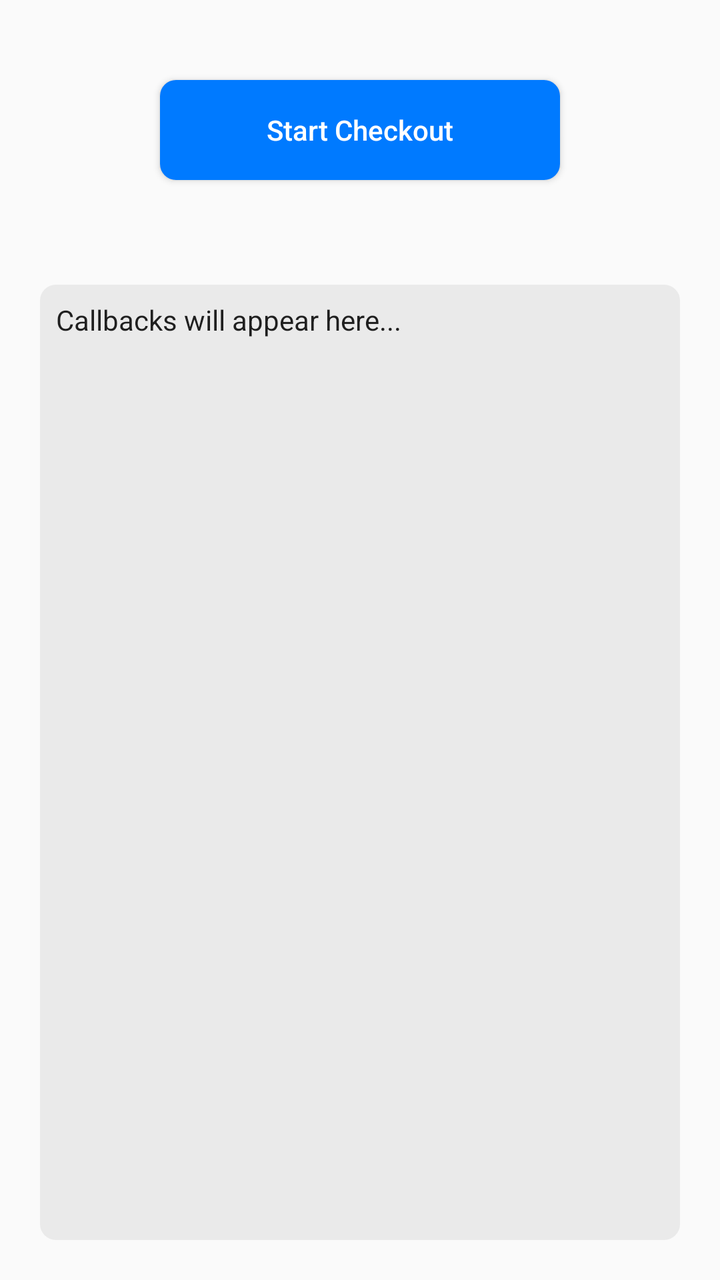
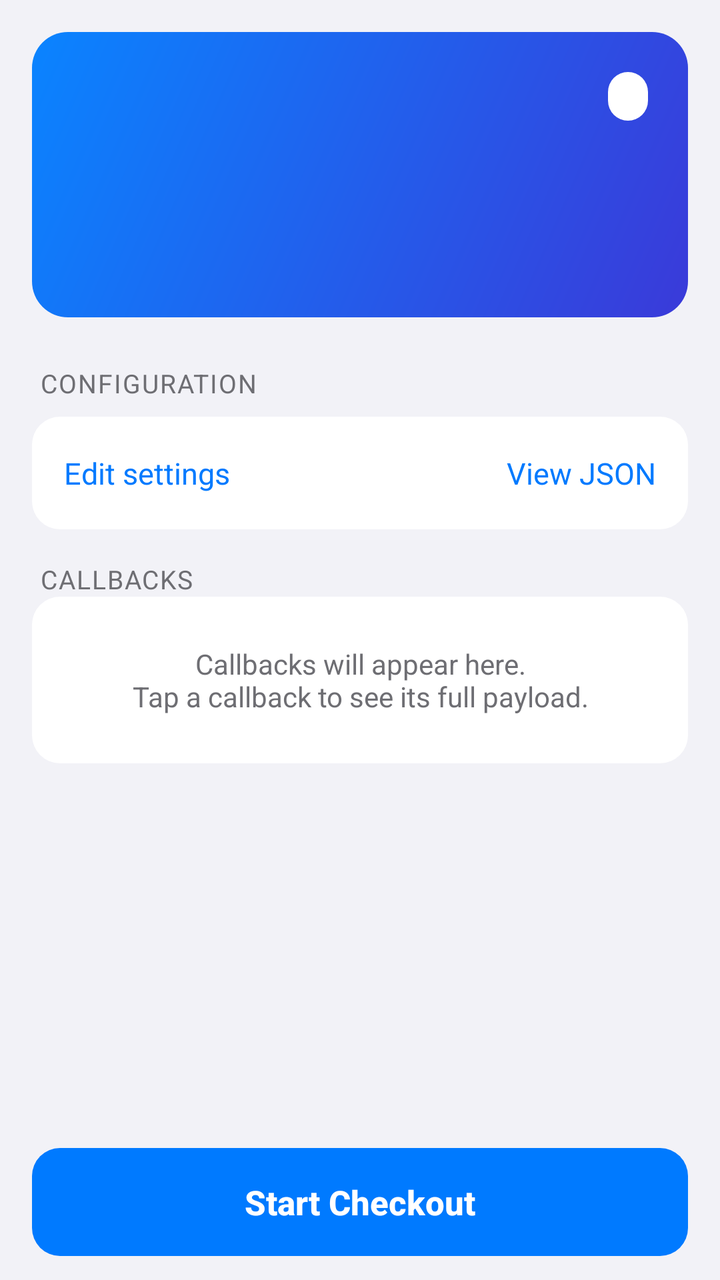

The first picture is an Android layout as it rendered before a commit; the second is the same layout after the commit. The layout source and the unified diff follow.
<!-- AndroidManifest.xml: application theme Theme.CheckoutAndroid -->
<!-- res/layout/activity_main.xml -->
<?xml version="1.0" encoding="utf-8"?>
<FrameLayout xmlns:android="http://schemas.android.com/apk/res/android"
    android:layout_width="match_parent"
    android:layout_height="match_parent"
    android:background="?android:attr/colorBackground">

    <LinearLayout
        android:id="@+id/content"
        android:layout_width="match_parent"
        android:layout_height="match_parent"
        android:gravity="center_horizontal"
        android:orientation="vertical"
        android:padding="20dp">

        <Button
            android:id="@+id/start_checkout"
            android:layout_width="200dp"
            android:layout_height="50dp"
            android:layout_marginTop="20dp"
            android:background="@drawable/rounded_button"
            android:text="Start Checkout"
            android:textAllCaps="false"
            android:textColor="@android:color/white" />

        
        <TextView
            android:id="@+id/summary"
            android:layout_width="match_parent"
            android:layout_height="wrap_content"
            android:layout_marginTop="12dp"
            android:gravity="center"
            android:textColor="?android:attr/textColorSecondary"
            android:textSize="15sp" />

        <ScrollView
            android:id="@+id/callbacks_scroll"
            android:layout_width="match_parent"
            android:layout_height="0dp"
            android:layout_marginTop="20dp"
            android:layout_weight="1"
            android:background="@drawable/callbacks_background"
            android:scrollbars="vertical">

            <TextView
                android:id="@+id/callbacks"
                android:layout_width="match_parent"
                android:layout_height="wrap_content"
                android:contentDescription="callbackLog"
                android:padding="8dp"
                android:text="Callbacks will appear here..."
                android:textColor="?android:attr/textColorPrimary"
                android:textIsSelectable="true"
                android:textSize="14sp" />
        </ScrollView>
    </LinearLayout>

    <company.tap.tapcheckout_android.TapCheckout
        android:id="@+id/checkout_pay"
        android:layout_width="match_parent"
        android:layout_height="match_parent"
        android:visibility="gone" />

</FrameLayout>
<!-- resources referenced by this layout -->
<resources>
  <!-- drawable callbacks_background (drawable) -->
  <?xml version="1.0" encoding="utf-8"?>
  <shape xmlns:android="http://schemas.android.com/apk/res/android"
      android:shape="rectangle">
      <solid android:color="#33AAAAAA" />
      <corners android:radius="8dp" />
  </shape>
  <!-- drawable rounded_button (drawable) -->
  <?xml version="1.0" encoding="utf-8"?>
  <shape xmlns:android="http://schemas.android.com/apk/res/android"
      android:shape="rectangle">
      <solid android:color="#007AFF" />
      <corners android:radius="8dp" />
  </shape>
  <style name="Theme.CheckoutAndroid" parent="Theme.AppCompat.DayNight" />
</resources>

<!-- the commit's change to res/layout/activity_main.xml (unified diff, before → after) -->
@@ -2,56 +2,199 @@
 <FrameLayout xmlns:android="http://schemas.android.com/apk/res/android"
     android:layout_width="match_parent"
     android:layout_height="match_parent"
-    android:background="?android:attr/colorBackground">
+    android:background="@color/screen_background">
 
     <LinearLayout
         android:id="@+id/content"
         android:layout_width="match_parent"
         android:layout_height="match_parent"
-        android:gravity="center_horizontal"
-        android:orientation="vertical"
-        android:padding="20dp">
+        android:orientation="vertical">
+
+        <ScrollView
+            android:id="@+id/main_scroll"
+            android:layout_width="match_parent"
+            android:layout_height="0dp"
+            android:layout_weight="1"
+            android:clipToPadding="false">
+
+            <LinearLayout
+                android:layout_width="match_parent"
+                android:layout_height="wrap_content"
+                android:orientation="vertical"
+                android:padding="16dp">
+
+                
+                <LinearLayout
+                    android:id="@+id/hero"
+                    android:layout_width="match_parent"
+                    android:layout_height="wrap_content"
+                    android:background="@drawable/hero_background"
+                    android:orientation="vertical"
+                    android:padding="20dp">
+
+                    <LinearLayout
+                        android:layout_width="match_parent"
+                        android:layout_height="wrap_content"
+                        android:gravity="center_vertical"
+                        android:orientation="horizontal">
+
+                        <TextView
+                            android:id="@+id/hero_mode"
+                            android:layout_width="0dp"
+                            android:layout_height="wrap_content"
+                            android:layout_weight="1"
+                            android:letterSpacing="0.08"
+                            android:textColor="#CCFFFFFF"
+                            android:textSize="13sp"
+                            android:textStyle="bold" />
+
+                        <TextView
+                            android:id="@+id/key_chip"
+                            android:layout_width="wrap_content"
+                            android:layout_height="wrap_content"
+                            android:background="@drawable/chip_background"
+                            android:paddingHorizontal="10dp"
+                            android:paddingVertical="4dp"
+                            android:textColor="@android:color/white"
+                            android:textSize="12sp"
+                            android:textStyle="bold" />
+                    </LinearLayout>
+
+                    <TextView
+                        android:id="@+id/summary"
+                        android:layout_width="wrap_content"
+                        android:layout_height="wrap_content"
+                        android:layout_marginTop="10dp"
+                        android:textColor="@android:color/white"
+                        android:textSize="34sp"
+                        android:textStyle="bold" />
+
+                    <TextView
+                        android:id="@+id/hero_detail"
+                        android:layout_width="wrap_content"
+                        android:layout_height="wrap_content"
+                        android:layout_marginTop="4dp"
+                        android:textColor="#CCFFFFFF"
+                        android:textSize="14sp" />
+                </LinearLayout>
+
+                
+                <TextView
+                    style="@style/SectionHeader"
+                    android:text="Configuration" />
+
+                <LinearLayout
+                    android:id="@+id/config_card"
+                    android:layout_width="match_parent"
+                    android:layout_height="wrap_content"
+                    android:background="@drawable/card_background"
+                    android:orientation="vertical"
+                    android:paddingHorizontal="16dp"
+                    android:paddingVertical="6dp">
+
+                    <LinearLayout
+                        android:id="@+id/config_rows"
+                        android:layout_width="match_parent"
+                        android:layout_height="wrap_content"
+                        android:orientation="vertical" />
+
+                    <LinearLayout
+                        android:layout_width="match_parent"
+                        android:layout_height="wrap_content"
+                        android:orientation="horizontal">
+
+                        <TextView
+                            android:id="@+id/edit_settings"
+                            style="@style/CardAction"
+                            android:text="Edit settings" />
+
+                        <TextView
+                            android:id="@+id/view_json"
+                            style="@style/CardAction"
+                            android:gravity="end"
+                            android:text="View JSON" />
+                    </LinearLayout>
+                </LinearLayout>
+
+                
+                <LinearLayout
+                    android:layout_width="match_parent"
+                    android:layout_height="wrap_content"
+                    android:layout_marginTop="16dp"
+                    android:gravity="center_vertical"
+                    android:orientation="horizontal">
+
+                    <TextView
+                        android:id="@+id/callbacks_header"
+                        style="@style/SectionHeader"
+                        android:layout_width="0dp"
+                        android:layout_marginTop="0dp"
+                        android:layout_marginBottom="0dp"
+                        android:layout_weight="1"
+                        android:text="Callbacks" />
+
+                    <TextView
+                        android:id="@+id/clear_callbacks"
+                        android:layout_width="wrap_content"
+                        android:layout_height="wrap_content"
+                        android:background="?android:attr/selectableItemBackground"
+                        android:padding="8dp"
+                        android:text="Clear"
+                        android:textColor="@color/accent"
+                        android:textSize="14sp"
+                        android:visibility="gone" />
+                </LinearLayout>
+
+                <TextView
+                    android:id="@+id/callbacks_empty"
+                    android:layout_width="match_parent"
+                    android:layout_height="wrap_content"
+                    android:background="@drawable/card_background"
+                    android:gravity="center"
+                    android:padding="24dp"
+                    android:text="Callbacks will appear here.\nTap a callback to see its full payload."
+                    android:textColor="@color/text_secondary"
+                    android:textSize="14sp" />
+
+                <View
+                    android:layout_width="match_parent"
+                    android:layout_height="4dp" />
+
+                <LinearLayout
+                    android:id="@+id/callbacks_list"
+                    android:layout_width="match_parent"
+                    android:layout_height="wrap_content"
+                    android:orientation="vertical" />
+
+                
+                <TextView
+                    android:id="@+id/callbacks"
+                    android:layout_width="match_parent"
+                    android:layout_height="wrap_content"
+                    android:background="@drawable/card_background"
+                    android:contentDescription="callbackLog"
+                    android:padding="12dp"
+                    android:textColor="@color/text_primary"
+                    android:textIsSelectable="true"
+                    android:textSize="13sp"
+                    android:visibility="gone" />
+            </LinearLayout>
+        </ScrollView>
 
         <Button
             android:id="@+id/start_checkout"
-            android:layout_width="200dp"
-            android:layout_height="50dp"
-            android:layout_marginTop="20dp"
+            android:layout_width="match_parent"
+            android:layout_height="54dp"
+            android:layout_marginHorizontal="16dp"
+            android:layout_marginTop="8dp"
+            android:layout_marginBottom="12dp"
             android:background="@drawable/rounded_button"
+            android:stateListAnimator="@null"
             android:text="Start Checkout"
             android:textAllCaps="false"
-            android:textColor="@android:color/white" />
-
-        
-        <TextView
-            android:id="@+id/summary"
-            android:layout_width="match_parent"
-            android:layout_height="wrap_content"
-            android:layout_marginTop="12dp"
-            android:gravity="center"
-            android:textColor="?android:attr/textColorSecondary"
-            android:textSize="15sp" />
-
-        <ScrollView
-            android:id="@+id/callbacks_scroll"
-            android:layout_width="match_parent"
-            android:layout_height="0dp"
-            android:layout_marginTop="20dp"
-            android:layout_weight="1"
-            android:background="@drawable/callbacks_background"
-            android:scrollbars="vertical">
-
-            <TextView
-                android:id="@+id/callbacks"
-                android:layout_width="match_parent"
-                android:layout_height="wrap_content"
-                android:contentDescription="callbackLog"
-                android:padding="8dp"
-                android:text="Callbacks will appear here..."
-                android:textColor="?android:attr/textColorPrimary"
-                android:textIsSelectable="true"
-                android:textSize="14sp" />
-        </ScrollView>
+            android:textColor="@android:color/white"
+            android:textSize="17sp"
+            android:textStyle="bold" />
     </LinearLayout>
 
     <company.tap.tapcheckout_android.TapCheckout
<!-- resource entries referenced after the edit -->
@@ -1,19 +1,77 @@
 <!-- resources referenced by this layout -->
 <resources>
-  <!-- drawable callbacks_background (drawable) -->
+  <color name="accent">#007AFF</color>
+  <color name="screen_background">#F2F2F7</color>
+  <color name="text_primary">#1C1C1E</color>
+  <color name="text_secondary">#6E6E73</color>
+  <!-- drawable card_background (drawable) -->
   <?xml version="1.0" encoding="utf-8"?>
-  <shape xmlns:android="http://schemas.android.com/apk/res/android"
-      android:shape="rectangle">
-      <solid android:color="#33AAAAAA" />
-      <corners android:radius="8dp" />
+  <shape xmlns:android="http://schemas.android.com/apk/res/android" android:shape="rectangle">
+      <solid android:color="@color/card_background" />
+      <corners android:radius="14dp" />
+  </shape>
+  <!-- drawable chip_background (drawable) -->
+  <?xml version="1.0" encoding="utf-8"?>
+  <shape xmlns:android="http://schemas.android.com/apk/res/android" android:shape="rectangle">
+      <solid android:color="#FFFFFF" />
+      <corners android:radius="100dp" />
+  </shape>
+  <!-- drawable hero_background (drawable) -->
+  <?xml version="1.0" encoding="utf-8"?>
+  <shape xmlns:android="http://schemas.android.com/apk/res/android" android:shape="rectangle">
+      <gradient android:angle="315" android:endColor="@color/hero_end" android:startColor="@color/hero_start" />
+      <corners android:radius="18dp" />
   </shape>
   <!-- drawable rounded_button (drawable) -->
   <?xml version="1.0" encoding="utf-8"?>
-  <shape xmlns:android="http://schemas.android.com/apk/res/android"
-      android:shape="rectangle">
-      <solid android:color="#007AFF" />
-      <corners android:radius="8dp" />
-  </shape>
-  <style name="Theme.CheckoutAndroid" parent="Theme.AppCompat.DayNight" />
+  <ripple xmlns:android="http://schemas.android.com/apk/res/android" android:color="#33FFFFFF">
+      <item>
+          <shape android:shape="rectangle">
+              <solid android:color="@color/accent" />
+              <corners android:radius="14dp" />
+          </shape>
+      </item>
+  </ripple>
+  <style name="CardAction">
+          <item name="android:layout_width">0dp</item>
+          <item name="android:layout_height">wrap_content</item>
+          <item name="android:layout_weight">1</item>
+          <item name="android:background">?android:attr/selectableItemBackground</item>
+          <item name="android:paddingVertical">12dp</item>
+          <item name="android:textColor">@color/accent</item>
+          <item name="android:textSize">15sp</item>
+      </style>
+  <style name="SectionHeader">
+          <item name="android:layout_width">match_parent</item>
+          <item name="android:layout_height">wrap_content</item>
+          <item name="android:layout_marginTop">24dp</item>
+          <item name="android:layout_marginBottom">8dp</item>
+          <item name="android:paddingHorizontal">4dp</item>
+          <item name="android:textAllCaps">true</item>
+          <item name="android:letterSpacing">0.05</item>
+          <item name="android:textColor">@color/text_secondary</item>
+          <item name="android:textSize">13sp</item>
+      </style>
+  <style name="Theme.CheckoutAndroid" parent="Theme.AppCompat.DayNight">
+          
+          <item name="colorPrimary">@color/screen_background</item>
+          <item name="colorPrimaryDark">@color/screen_background</item>
+          <item name="colorAccent">@color/accent</item>
+          <item name="actionMenuTextColor">@color/accent</item>
+          <item name="actionBarStyle">@style/ActionBar</item>
+          <item name="android:windowLightStatusBar">@bool/light_status_bar</item>
+      </style>
+  <color name="card_background">#FFFFFF</color>
+  <color name="hero_end">#3A3AD9</color>
+  <color name="hero_start">#0A84FF</color>
+  <style name="ActionBar" parent="Widget.AppCompat.ActionBar.Solid">
+          <item name="background">@color/screen_background</item>
+          <item name="elevation">0dp</item>
+          <item name="titleTextStyle">@style/ActionBarTitle</item>
+      </style>
+  <style name="ActionBarTitle" parent="TextAppearance.AppCompat.Widget.ActionBar.Title">
+          <item name="android:textColor">@color/text_primary</item>
+          <item name="android:textStyle">bold</item>
+      </style>
 </resources>
 
